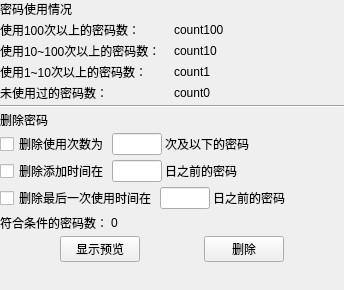
This is components/page_password_manager/res/manager.ui in PPJUST/OnlyUnzip as Qt 5 draws it before an edit. The edited form follows.
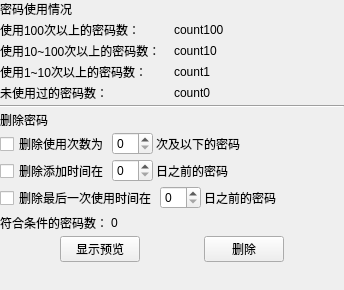
This is the edited form.

Diff of the .ui file:
```diff
--- a/components/page_password_manager/res/manager.ui
+++ b/components/page_password_manager/res/manager.ui
@@ -126,20 +126,7 @@
         </widget>
        </item>
        <item>
-        <widget class="QLineEdit" name="lineEdit_use_count">
-         <property name="sizePolicy">
-          <sizepolicy hsizetype="Expanding" vsizetype="Fixed">
-           <horstretch>0</horstretch>
-           <verstretch>0</verstretch>
-          </sizepolicy>
-         </property>
-         <property name="maximumSize">
-          <size>
-           <width>50</width>
-           <height>16777215</height>
-          </size>
-         </property>
-        </widget>
+        <widget class="QSpinBox" name="spinBox_use_count"/>
        </item>
        <item>
         <widget class="QLabel" name="label_11">
@@ -173,14 +160,7 @@
         </widget>
        </item>
        <item>
-        <widget class="QLineEdit" name="lineEdit_add_data">
-         <property name="maximumSize">
-          <size>
-           <width>50</width>
-           <height>16777215</height>
-          </size>
-         </property>
-        </widget>
+        <widget class="QSpinBox" name="spinBox_add_date"/>
        </item>
        <item>
         <widget class="QLabel" name="label_12">
@@ -214,14 +194,7 @@
         </widget>
        </item>
        <item>
-        <widget class="QLineEdit" name="lineEdit_use_data">
-         <property name="maximumSize">
-          <size>
-           <width>50</width>
-           <height>16777215</height>
-          </size>
-         </property>
-        </widget>
+        <widget class="QSpinBox" name="spinBox_use_date"/>
        </item>
        <item>
         <widget class="QLabel" name="label_13">
```
Left out of the diff: 4 changed lines with no effect on the pictures.
